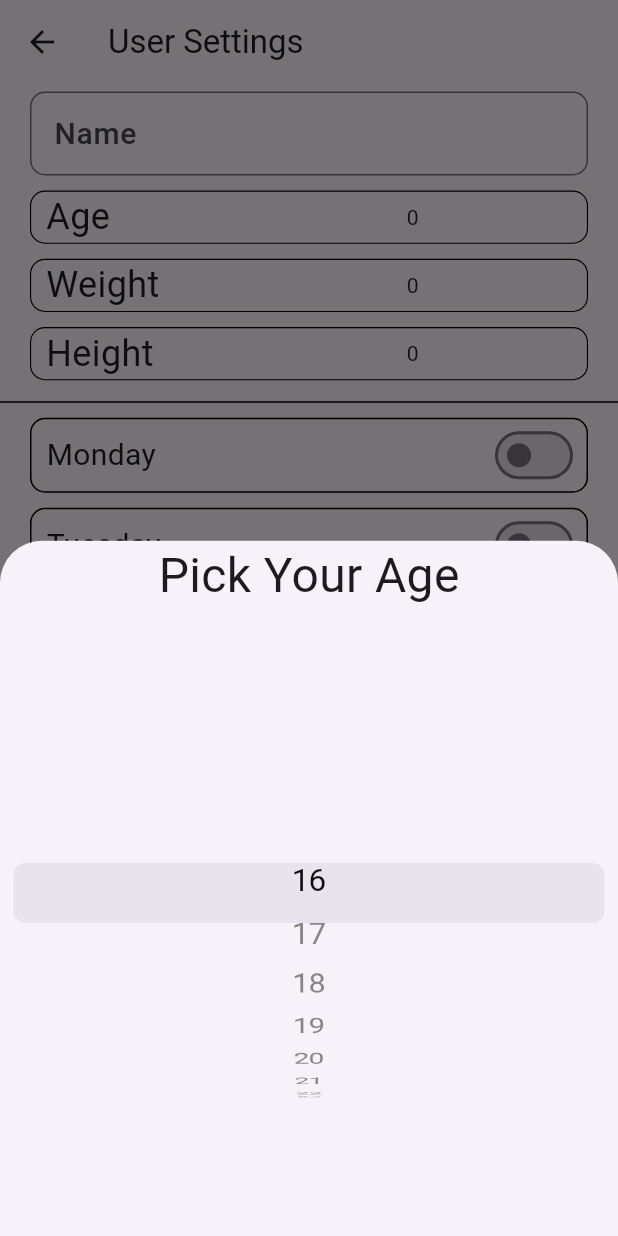
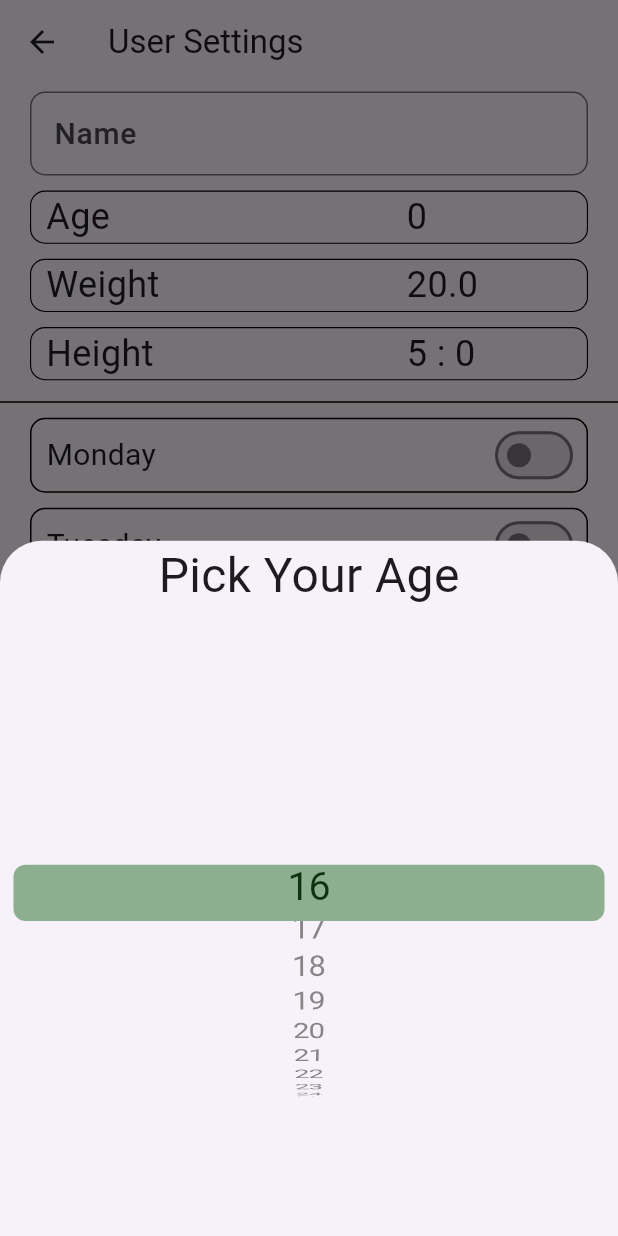
Before and after one commit to MHaroonirfan/GymPartner, a Flutter app: the FormScreen screen opened directly, after a tap on an icon or button, on a phone screen of 412 x 824 dp. Run offline on Flutter 3.47's test engine with Material 3 defaults, Android fonts, the phone set to English and light mode, and no system bars; our stand-ins replace fl_chart, sqflite; accounts and stored records are empty.

Commit message:
push before lunch

```diff
--- a/lib/form_screen.dart
+++ b/lib/form_screen.dart
@@ -11,6 +11,19 @@ class FormScreen extends StatefulWidget {
 class _FormScreenState extends State<FormScreen> {
   List<int> ageList = List.generate(84, (index) => index + 16);
   int age = 0;
+
+  List<int> feetList = List.generate(7, (index) => index + 3);
+  int heightFeet = 5;
+
+  List<int> inchList = List.generate(12, (index) => index + 1);
+  int heightInches = 0;
+
+  List<int> kList = List.generate(120, (index) => index + 30);
+  int weightK = 20;
+
+  List<int> gList = List.generate(20, (index) => index * 50);
+  int weightG = 0;
+
   @override
   Widget build(BuildContext context) {
     return Scaffold(
@@ -69,7 +82,10 @@ class _FormScreenState extends State<FormScreen> {
                         onTap: () {
                           _showAgePicker();
                         },
-                        child: Text(age.toString())))
+                        child: Text(
+                          age.toString(),
+                          style: TextStyle(fontSize: 24),
+                        )))
               ],
             ),
             decoration: BoxDecoration(
@@ -95,7 +111,10 @@ class _FormScreenState extends State<FormScreen> {
                         onTap: () {
                           _showWeightPicker();
                         },
-                        child: Text(age.toString())))
+                        child: Text(
+                          weightK.toString() + "." + weightG.toString(),
+                          style: TextStyle(fontSize: 24),
+                        )))
               ],
             ),
             decoration: BoxDecoration(
@@ -121,7 +140,12 @@ class _FormScreenState extends State<FormScreen> {
                         onTap: () {
                           _showHeightPicker();
                         },
-                        child: Text(age.toString())))
+                        child: Text(
+                          heightFeet.toString() +
+                              " : " +
+                              heightInches.toString(),
+                          style: TextStyle(fontSize: 24),
+                        )))
               ],
             ),
             decoration: BoxDecoration(
@@ -186,8 +210,12 @@ class _FormScreenState extends State<FormScreen> {
               ),
               Expanded(
                   child: CupertinoPicker(
-                      itemExtent: 40,
+                      itemExtent: 30,
+                      magnification: 1.25,
                       onSelectedItemChanged: (index) => {},
+                      selectionOverlay: CupertinoPickerDefaultSelectionOverlay(
+                        background: const Color.fromARGB(125, 31, 105, 32),
+                      ),
                       children: List<Widget>.generate(ageList.length,
                           (index) => Text(ageList[index].toString())))),
               SizedBox(height: 40)
@@ -208,36 +236,44 @@ class _FormScreenState extends State<FormScreen> {
               ),
             ),
             Expanded(
+                child: Padding(
+                    padding: EdgeInsets.only(left: 50, right: 50),
                     child: Row(children: [
                       Expanded(
                           child: CupertinoPicker(
-                      selectionOverlay: CupertinoPickerDefaultSelectionOverlay(
-                        background: const Color.fromARGB(125, 31, 105, 32),
+                              selectionOverlay:
+                                  CupertinoPickerDefaultSelectionOverlay(
+                                background:
+                                    const Color.fromARGB(125, 31, 105, 32),
                                 capEndEdge: false,
                               ),
-                      itemExtent: 40,
+                              itemExtent: 30,
                               magnification: 1.25,
                               onSelectedItemChanged: (index) => {},
-                      children: List<Widget>.generate(ageList.length, (index) {
+                              children: List<Widget>.generate(ageList.length,
+                                  (index) {
                                 return Center(
                                   child: Text(ageList[index].toString()),
                                 );
                               }))),
                       Expanded(
                           child: CupertinoPicker(
-                      selectionOverlay: CupertinoPickerDefaultSelectionOverlay(
-                        background: const Color.fromARGB(125, 31, 105, 32),
+                              selectionOverlay:
+                                  CupertinoPickerDefaultSelectionOverlay(
+                                background:
+                                    const Color.fromARGB(125, 31, 105, 32),
                                 capStartEdge: false,
                               ),
-                      itemExtent: 40,
+                              itemExtent: 30,
                               magnification: 1.25,
                               onSelectedItemChanged: (index) => {},
-                      children: List<Widget>.generate(ageList.length, (index) {
+                              children: List<Widget>.generate(ageList.length,
+                                  (index) {
                                 return Center(
                                   child: Text(ageList[index].toString()),
                                 );
                               })))
-            ])),
+                    ]))),
           ]);
         });
   }
@@ -254,36 +290,46 @@ class _FormScreenState extends State<FormScreen> {
               ),
             ),
             Expanded(
+                child: Padding(
+                    padding: EdgeInsets.only(left: 50, right: 50),
                     child: Row(children: [
                       Expanded(
                           child: CupertinoPicker(
-                      selectionOverlay: CupertinoPickerDefaultSelectionOverlay(
-                        background: const Color.fromARGB(125, 31, 105, 32),
+                              selectionOverlay:
+                                  CupertinoPickerDefaultSelectionOverlay(
+                                background:
+                                    const Color.fromARGB(125, 31, 105, 32),
                                 capEndEdge: false,
                               ),
-                      itemExtent: 40,
+                              itemExtent: 30,
+                              scrollController:
+                                  FixedExtentScrollController(initialItem: 0),
                               magnification: 1.25,
                               onSelectedItemChanged: (index) => {},
-                      children: List<Widget>.generate(ageList.length, (index) {
+                              children: List<Widget>.generate(feetList.length,
+                                  (index) {
                                 return Center(
-                          child: Text(ageList[index].toString()),
+                                  child: Text(feetList[index].toString()),
                                 );
                               }))),
                       Expanded(
                           child: CupertinoPicker(
-                      selectionOverlay: CupertinoPickerDefaultSelectionOverlay(
-                        background: const Color.fromARGB(125, 31, 105, 32),
+                              selectionOverlay:
+                                  CupertinoPickerDefaultSelectionOverlay(
+                                background:
+                                    const Color.fromARGB(125, 31, 105, 32),
                                 capStartEdge: false,
                               ),
-                      itemExtent: 40,
+                              itemExtent: 30,
                               magnification: 1.25,
                               onSelectedItemChanged: (index) => {},
-                      children: List<Widget>.generate(ageList.length, (index) {
+                              children: List<Widget>.generate(inchList.length,
+                                  (index) {
                                 return Center(
-                          child: Text(ageList[index].toString()),
+                                  child: Text(inchList[index].toString()),
                                 );
                               })))
-            ])),
+                    ]))),
           ]);
         });
   }
```
Lines whose indentation alone changed are shown as unchanged.
